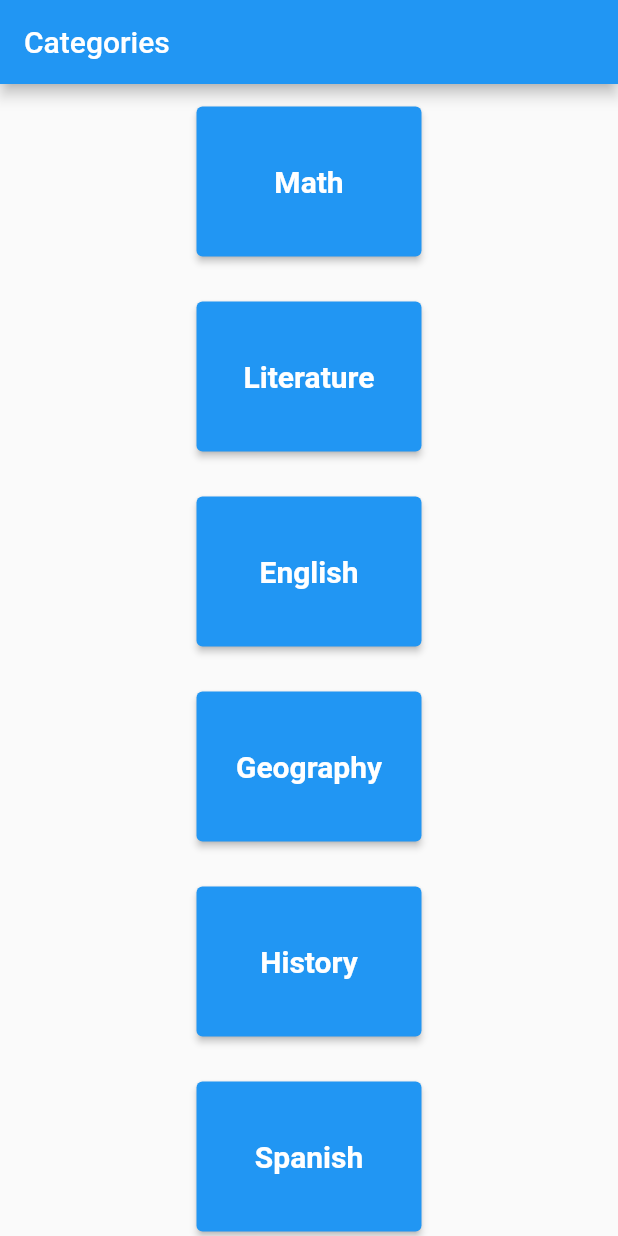
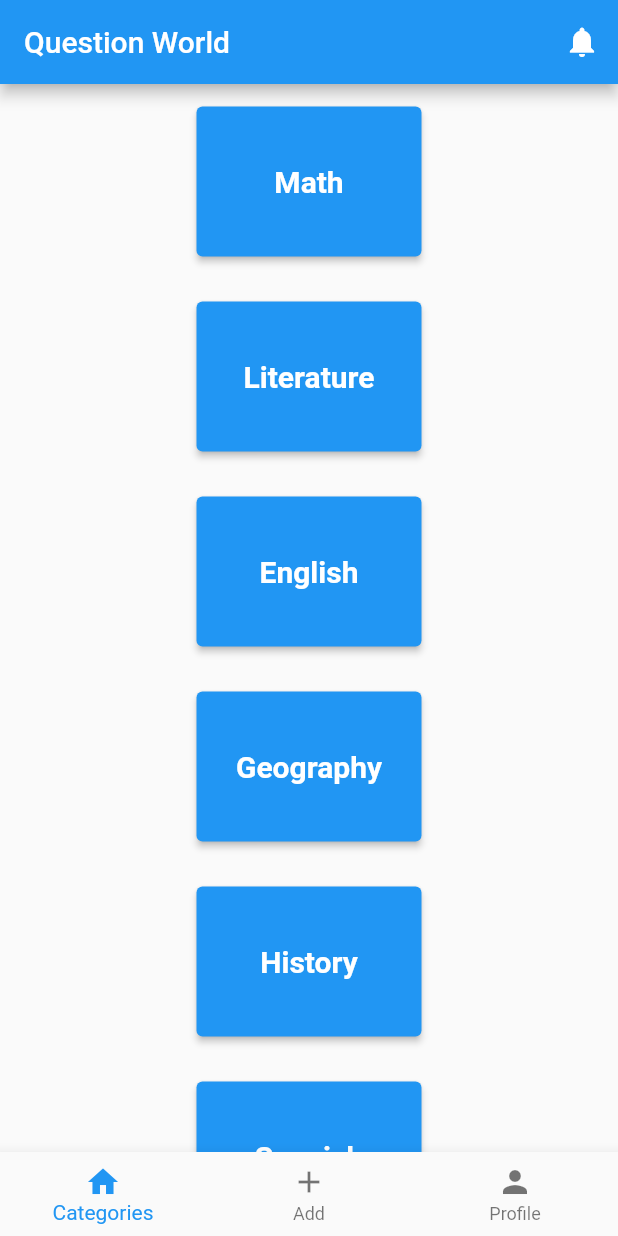
Before and after one commit to mtarikg/QuestionWorld, a Flutter app: the screen it shows after launch, on a phone screen of 412 x 824 dp. Run offline on Flutter 3.47's test engine with Material 2 defaults, Android fonts, the phone set to English and light mode, and no system bars; our stand-ins replace flutter_signin_button.

Commit message:
mainPage edited & addQuestion completed

```diff
--- a/lib/Core/categories.dart
+++ b/lib/Core/categories.dart
@@ -1,9 +1,9 @@
 import 'package:flutter/material.dart';
 import 'package:flutter/cupertino.dart';
+import 'package:flutter/rendering.dart';
 import 'package:question_world/Core/showQuestions.dart';
 
 class Categories extends StatelessWidget {
-  final String title;
   final categories = [
     "Math",
     "Literature",
@@ -13,21 +13,15 @@ class Categories extends StatelessWidget {
     "Spanish",
   ];
 
-  Categories(this.title);
-
   @override
   Widget build(BuildContext context) {
     return Scaffold(
-      appBar: AppBar(
-        title: Text(title),
-      ),
       body: Center(
         child: Column(
           mainAxisAlignment: MainAxisAlignment.center,
           children: <Widget>[
             Expanded(
                 child: ListView.builder(
-              scrollDirection: Axis.vertical,
                   itemCount: categories.length,
                   itemBuilder: (context, int index) {
                     return Column(
--- /dev/null
+++ b/lib/Core/mainPage.dart
@@ -0,0 +1,54 @@
+import 'package:flutter/cupertino.dart';
+import 'package:flutter/material.dart';
+import 'package:question_world/Core/addQuestion.dart';
+import 'categories.dart';
+
+class MainPage extends StatefulWidget {
+  @override
+  _MainPageState createState() => _MainPageState();
+}
+
+class _MainPageState extends State<MainPage> {
+  int _barIndex = 0;
+  final _pages = <Widget>[
+    Categories(),
+    AddQuestion(),
+    // Profile(),
+  ];
+
+  void _onTapped(int index) {
+    setState(() {
+      _barIndex = index;
+    });
+  }
+
+  @override
+  Widget build(BuildContext context) {
+    return Scaffold(
+      appBar: AppBar(
+        title: Text("Question World"),
+        actions: [
+          IconButton(icon: Icon(Icons.notifications), onPressed: () {})
+        ],
+      ),
+      body: Center(
+        child: _pages.elementAt(_barIndex),
+      ),
+      bottomNavigationBar: BottomNavigationBar(
+        currentIndex: _barIndex,
+        onTap: _onTapped,
+        items: [
+          BottomNavigationBarItem(
+            icon: Icon(Icons.home),
+            label: 'Categories',
+          ),
+          BottomNavigationBarItem(
+            icon: Icon(Icons.add),
+            label: 'Add',
+          ),
+          BottomNavigationBarItem(icon: Icon(Icons.person), label: 'Profile')
+        ],
+      ),
+    );
+  }
+}
--- a/lib/main.dart
+++ b/lib/main.dart
@@ -1,5 +1,5 @@
 import 'package:flutter/material.dart';
-import 'package:question_world/Core/categories.dart';
+import 'package:question_world/Core/mainPage.dart';
 
 void main() {
   runApp(MyApp());
@@ -13,7 +13,7 @@ class MyApp extends StatelessWidget {
       theme: ThemeData(
         primarySwatch: Colors.blue,
       ),
-      home: Categories("Categories"),
+      home: MainPage(),
     );
   }
 }
```
Also changed, not shown: lib/Core/addQuestion.dart (added, +119 -0 lines). Lines whose indentation alone changed are shown as unchanged.
